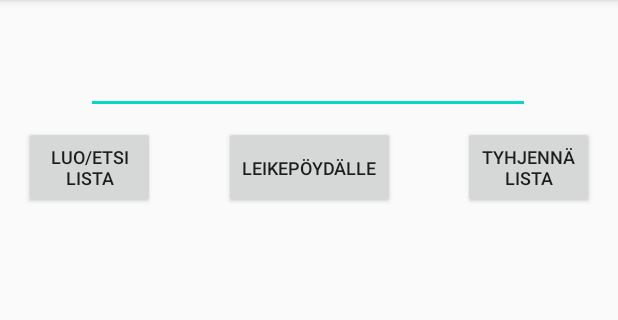
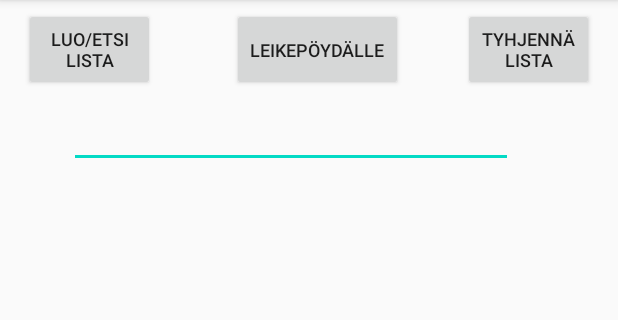
Before and after one commit to mixu12/Kauppalista, an Android app: the screen it shows after launch (MainActivity), on a phone screen of 412 x 824 dp, the part 84-404 px from its top. Run offline under Robolectric (Android 15) with nearby library versions, the phone set to English and light mode, and no system bars.

Commit message:
Lisätty ominaisuus scrollata listaa kun näppäimistö on esillä.

```diff
--- a/app/src/main/AndroidManifest.xml
+++ b/app/src/main/AndroidManifest.xml
@@ -10,7 +10,9 @@
         android:label="@string/app_name"
         android:roundIcon="@mipmap/ic_launcher_round"
         android:supportsRtl="true"
-        android:theme="@style/AppTheme">
+        android:theme="@style/AppTheme"
+        android:windowSoftInputMode="adjustPan|adjustResize">
+
         <activity android:name=".BluetoothinHallinta"></activity>
         <activity android:name=".MainActivity">
             <intent-filter>
--- a/app/src/main/java/com/example/kauppalista/MainActivity.java
+++ b/app/src/main/java/com/example/kauppalista/MainActivity.java
@@ -39,7 +39,6 @@ public class MainActivity extends AppCompatActivity {
     ArrayAdapter arrayAdapter;
     Tietokanta tietokanta;
 
-    private int buttonId;
 
     @Override
     protected void onCreate(Bundle savedInstanceState) {
--- a/app/src/main/res/layout/activity_main.xml
+++ b/app/src/main/res/layout/activity_main.xml
@@ -8,61 +8,63 @@
 
     <ListView
         android:id="@+id/listview"
-        android:layout_width="match_parent"
-        android:layout_height="350dp"
-        android:layout_marginTop="20dp"
+        android:layout_width="0dp"
+        android:layout_height="0dp"
+        android:layout_marginTop="5dp"
         android:longClickable="true"
+        app:layout_constraintBottom_toBottomOf="parent"
         app:layout_constraintEnd_toEndOf="parent"
         app:layout_constraintHorizontal_bias="0.0"
         app:layout_constraintStart_toStartOf="parent"
-        app:layout_constraintTop_toBottomOf="@+id/leikepoyta" />
+        app:layout_constraintTop_toBottomOf="@+id/tekstikentta" />
 
     <Button
         android:id="@+id/leikepoyta"
         android:layout_width="114dp"
         android:layout_height="55dp"
         android:layout_marginStart="16dp"
-        android:layout_marginTop="8dp"
+        android:layout_marginTop="5dp"
         android:layout_marginEnd="16dp"
         android:text="Leikepöydälle"
         android:textSize="12sp"
         app:layout_constraintEnd_toStartOf="@+id/tyhjenna"
+        app:layout_constraintHorizontal_bias="0.596"
         app:layout_constraintStart_toEndOf="@+id/lataa"
-        app:layout_constraintTop_toBottomOf="@+id/tekstikentta" />
+        app:layout_constraintTop_toTopOf="parent" />
 
     <EditText
         android:id="@+id/tekstikentta"
         android:layout_width="296dp"
         android:layout_height="46dp"
         android:layout_marginStart="16dp"
-        android:layout_marginTop="30dp"
+        android:layout_marginTop="5dp"
         android:layout_marginEnd="16dp"
         android:ems="10"
         android:inputType="textPersonName"
         app:layout_constraintEnd_toEndOf="parent"
-        app:layout_constraintHorizontal_bias="0.494"
+        app:layout_constraintHorizontal_bias="0.361"
         app:layout_constraintStart_toStartOf="parent"
-        app:layout_constraintTop_toTopOf="parent" />
+        app:layout_constraintTop_toBottomOf="@+id/leikepoyta" />
 
     <Button
         android:id="@+id/lataa"
         android:layout_width="87dp"
         android:layout_height="55dp"
         android:layout_marginStart="16dp"
-        android:layout_marginTop="8dp"
+        android:layout_marginTop="5dp"
         android:text="Luo/Etsi lista"
         android:textSize="12sp"
         app:layout_constraintStart_toStartOf="parent"
-        app:layout_constraintTop_toBottomOf="@+id/tekstikentta" />
+        app:layout_constraintTop_toTopOf="parent" />
 
     <Button
         android:id="@+id/tyhjenna"
         android:layout_width="87dp"
         android:layout_height="55dp"
-        android:layout_marginTop="8dp"
+        android:layout_marginTop="5dp"
         android:layout_marginEnd="16dp"
         android:text="Tyhjennä lista"
         android:textSize="12sp"
         app:layout_constraintEnd_toEndOf="parent"
-        app:layout_constraintTop_toBottomOf="@+id/tekstikentta" />
+        app:layout_constraintTop_toTopOf="parent" />
 </androidx.constraintlayout.widget.ConstraintLayout>
```
